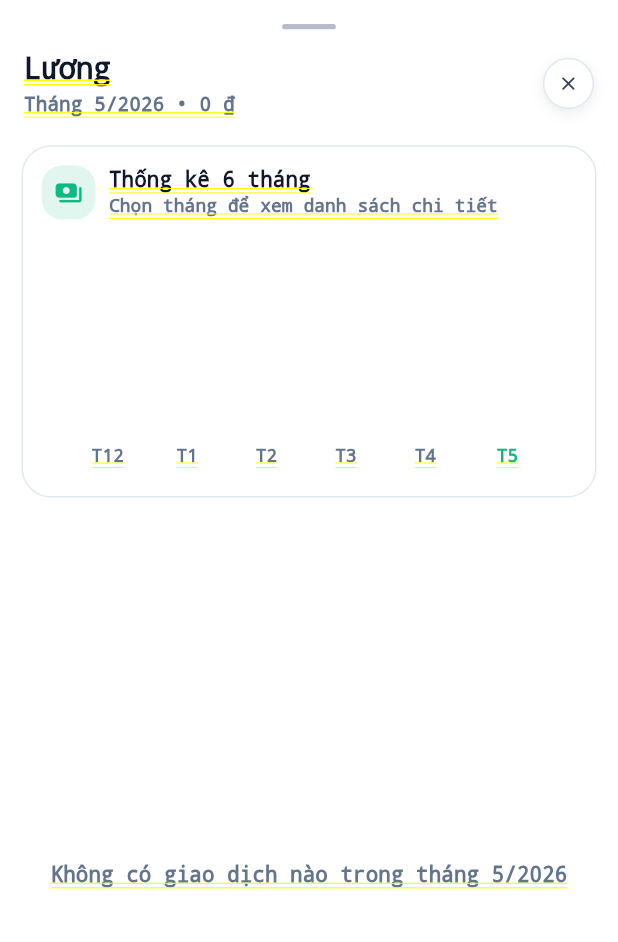
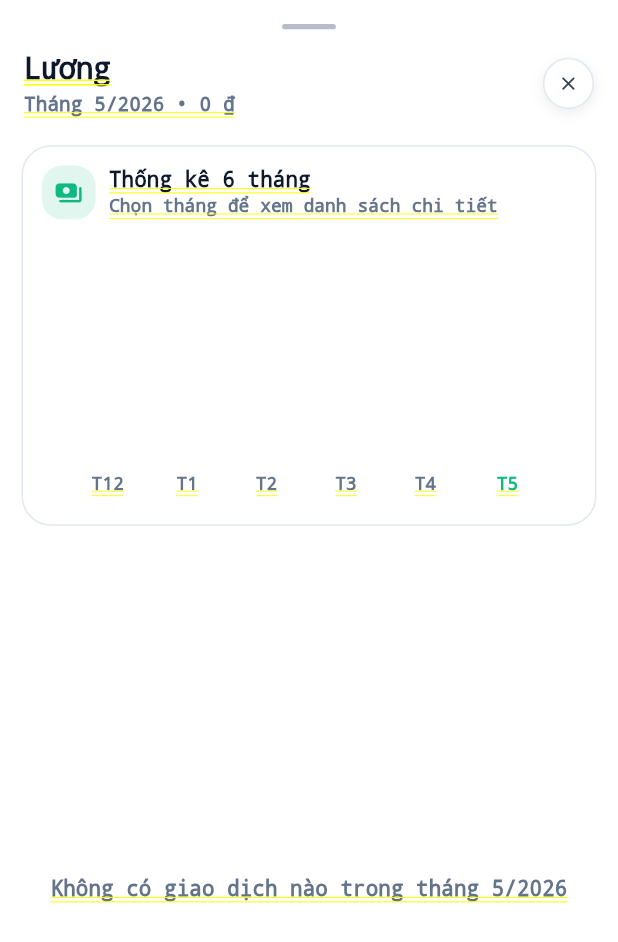
Before and after one commit to nxmtuan/quan-ly-chi-tieu, a Flutter app: the _CategoryTransactionsSheet screen opened directly with sample values from the repository, on a phone screen of 412 x 824 dp. Shown: the top 942 px of the screen. Run offline on Flutter 3.47's test engine with Material 3 defaults, Android fonts, the phone set to English and light mode, and no system bars; drawn by our look-alikes of fl_chart; our stand-ins replace flutter_animate, flutter_local_notifications, flutter_riverpod, go_router, google_sign_in, objectbox and 2 more; missing offline and left inert: extension_google_sign_in_as_googleapis_auth, google_sign_in_platform_interface, google_sign_in_web, googleapis, workmanager; accounts and stored records are empty; generated files the repository leaves out were written again.

Commit message:
fix chart height

```diff
--- a/lib/src/features/home/widgets/recent/category_transactions_sheet.dart
+++ b/lib/src/features/home/widgets/recent/category_transactions_sheet.dart
@@ -150,6 +150,7 @@ class _CategoryMonthlyChart extends StatelessWidget {
       0,
       (value, point) => point.amount > value ? point.amount : value,
     );
+    final chartHeight = context.scaled(198).clamp(180.0, 220.0).toDouble();
 
     return Container(
       width: double.infinity,
@@ -202,7 +203,7 @@ class _CategoryMonthlyChart extends StatelessWidget {
           ),
           SizedBox(height: context.scaled(14)),
           SizedBox(
-            height: context.scaled(180),
+            height: chartHeight,
             child: BarChart(
               BarChartData(
                 minY: 0,
```
